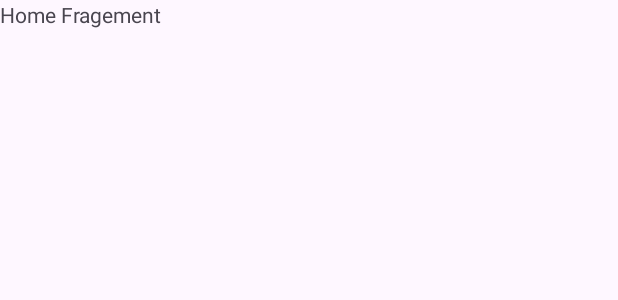
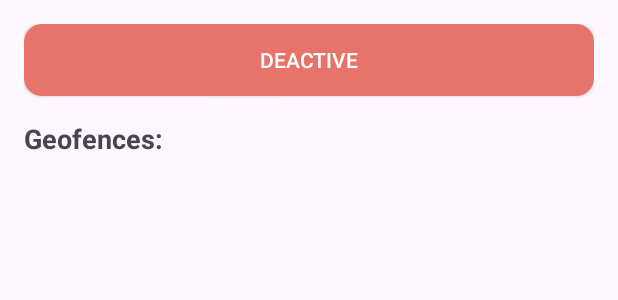
Before and after one commit to kachaparth/CleanTrack, an Android app: the layout fragment_home_fragement.xml on its own in the app's theme, with its tools: preview values and no code run, on a phone screen of 412 x 824 dp. Shown: the top 300 px of the screen. Run offline under Robolectric (Android 15) with nearby library versions, the phone set to English and light mode, and no system bars.

```diff
--- a/app/src/main/java/com/example/cleantrack/common/Login.java
+++ b/app/src/main/java/com/example/cleantrack/common/Login.java
@@ -65,6 +65,7 @@ public class Login extends AppCompatActivity {
         btnLogin.setOnClickListener(new View.OnClickListener() {
             @Override
             public void onClick(View v) {
+                Log.d("Login","Login button clicked");
                   makeLogin();
             }
 
@@ -90,7 +91,7 @@ public class Login extends AppCompatActivity {
         );
 
         Request request = new Request.Builder()
-                .url("http://10.0.2.2:3030/api/login")
+                .url("http://10.114.50.112:3030/api/login")
                 .post(body)
                 .build();
 
--- a/app/src/main/java/com/example/cleantrack/truck/SocketActivity.java
+++ b/app/src/main/java/com/example/cleantrack/truck/SocketActivity.java
@@ -80,7 +80,7 @@ public class SocketActivity extends AppCompatActivity {
         try {
 
 
-            mSocket = IO.socket("http://127.0.0.1:3030",opts); // Replace with your IP
+            mSocket = IO.socket("http://10.0.2.2:3030",opts); // Replace with your IP
             mSocket.connect();
 
             mSocket.on(Socket.EVENT_CONNECT, args -> {
--- a/app/src/main/res/color/bottom_nav_colors.xml
+++ b/app/src/main/res/color/bottom_nav_colors.xml
@@ -4,4 +4,5 @@
     <item android:state_checked="true" android:color="@color/primary" />
     <!-- Unselected tab color will be a dark gray -->
     <item android:color="@android:color/darker_gray" />
+
 </selector>
--- /dev/null
+++ b/app/src/main/res/drawable/toggle_active.xml
@@ -0,0 +1,17 @@
+<?xml version="1.0" encoding="utf-8"?>
+<selector xmlns:android="http://schemas.android.com/apk/res/android">
+    <item android:state_checked="true">
+        <shape android:shape="rectangle">
+            <solid android:color="@color/green"/>
+            <corners android:radius="12dp"/>
+            <padding android:left="16dp" android:right="16dp" android:top="8dp" android:bottom="8dp"/>
+        </shape>
+    </item>
+    <item android:state_checked="false">
+        <shape android:shape="rectangle">
+            <solid android:color="@color/red"/>
+            <corners android:radius="12dp"/>
+            <padding android:left="16dp" android:right="16dp" android:top="8dp" android:bottom="8dp"/>
+        </shape>
+    </item>
+</selector>
--- a/app/src/main/res/layout/fragment_home_fragement.xml
+++ b/app/src/main/res/layout/fragment_home_fragement.xml
@@ -1,14 +1,41 @@
 <?xml version="1.0" encoding="utf-8"?>
-<FrameLayout xmlns:android="http://schemas.android.com/apk/res/android"
+<LinearLayout xmlns:android="http://schemas.android.com/apk/res/android"
     xmlns:tools="http://schemas.android.com/tools"
     android:layout_width="match_parent"
     android:layout_height="match_parent"
+    android:orientation="vertical"
+    android:padding="16dp"
     tools:context=".truck.fragment.HomeFragement">
 
-    <!-- TODO: Update blank fragment layout -->
+    <!-- Toggle Button Section -->
+    <ToggleButton
+        android:id="@+id/toggle_status"
+        android:layout_width="match_parent"
+        android:layout_height="wrap_content"
+        android:layout_gravity="center"
+        android:layout_marginBottom="16dp"
+        android:background="@drawable/toggle_active"
+        android:textColor="@android:color/white"
+        android:textOff="DEACTIVE"
+        android:textOn="ACTIVE" />
+
+    <!-- Geofence List Title -->
     <TextView
-        android:layout_width="match_parent"
-        android:layout_height="match_parent"
-        android:text="Home Fragement" />
+        android:id="@+id/tv_geofence_title"
+        android:layout_width="wrap_content"
+        android:layout_height="wrap_content"
+        android:layout_marginBottom="8dp"
+        android:text="Geofences:"
+        android:textSize="18sp"
+        android:textStyle="bold" />
 
-</FrameLayout>
+    <!-- ListView to Display Geofences -->
+    <ListView
+        android:id="@+id/list_geofences"
+        android:layout_width="393dp"
+        android:layout_height="wrap_content"
+        android:background="@android:color/white"
+        android:divider="@android:color/darker_gray"
+        android:dividerHeight="1dp" />
+
+</LinearLayout>
--- a/app/src/main/res/menu/bottom_nav_menu_driver.xml
+++ b/app/src/main/res/menu/bottom_nav_menu_driver.xml
@@ -3,7 +3,7 @@
     <item
         android:id="@+id/nav_home"
         android:icon="@drawable/ic_local_shipping_black_24dp"
-        android:title="Trucks" />
+        android:title="Home" />
     <item
         android:id="@+id/nav_dustbin"
         android:icon="@drawable/ic_delete_black_24dp"
--- a/app/src/main/res/values/colors.xml
+++ b/app/src/main/res/values/colors.xml
@@ -1,6 +1,8 @@
 <?xml version="1.0" encoding="utf-8"?>
 <resources>
     <!-- Primary Colors -->
+    <color name="green">#4CAF50</color>
+    <color name="red">#E7736A</color>
     <color name="primary">#2196F3</color>
     <color name="primary_dark">#1976D2</color>
     <color name="primary_light">#BBDEFB</color>
--- a/app/src/main/res/xml/network_security_config.xml
+++ b/app/src/main/res/xml/network_security_config.xml
@@ -10,7 +10,7 @@
     <!-- Allow HTTP for mobile device testing -->
     <domain-config cleartextTrafficPermitted="true">
         <!-- Add your computer's IP address here -->
-        <domain includeSubdomains="true">10.121.105.112</domain>
+        <domain includeSubdomains="true">10.114.50.112</domain>
         <domain includeSubdomains="true">10.121.105.247</domain>
 <!--        <domain includeSubdomains="true">127.0.0.1</domain>-->
     </domain-config>
```
Also changed, not shown: app/src/main/java/com/example/cleantrack/truck/fragment/HomeFragement.java (+189 -1 lines).
